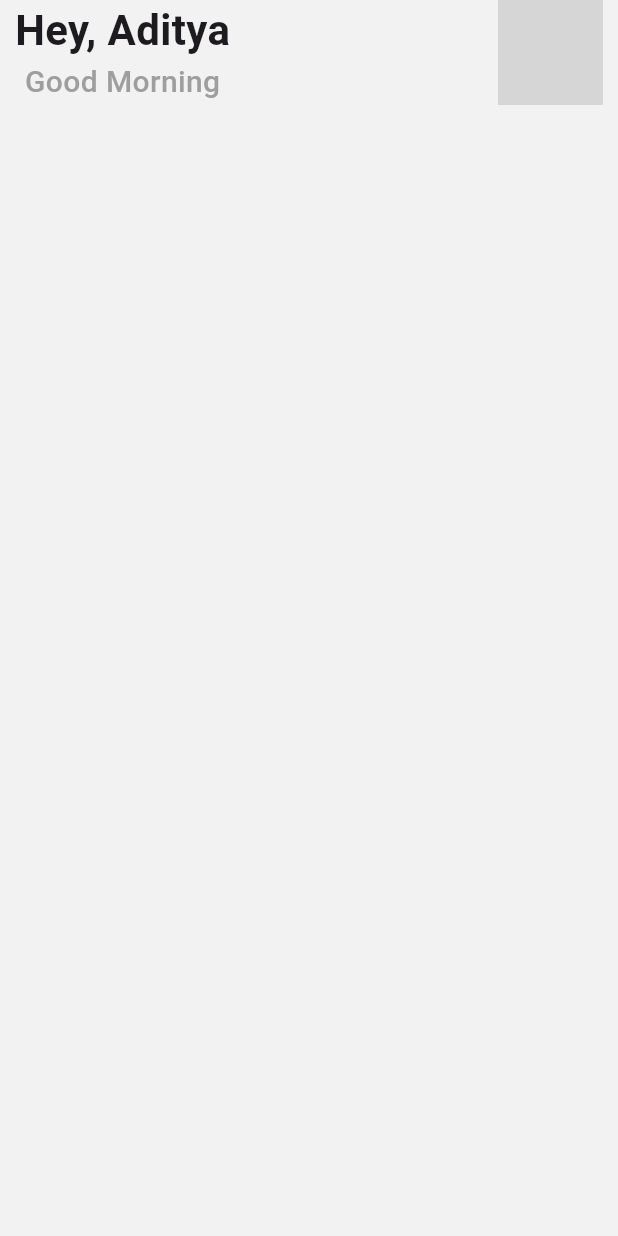
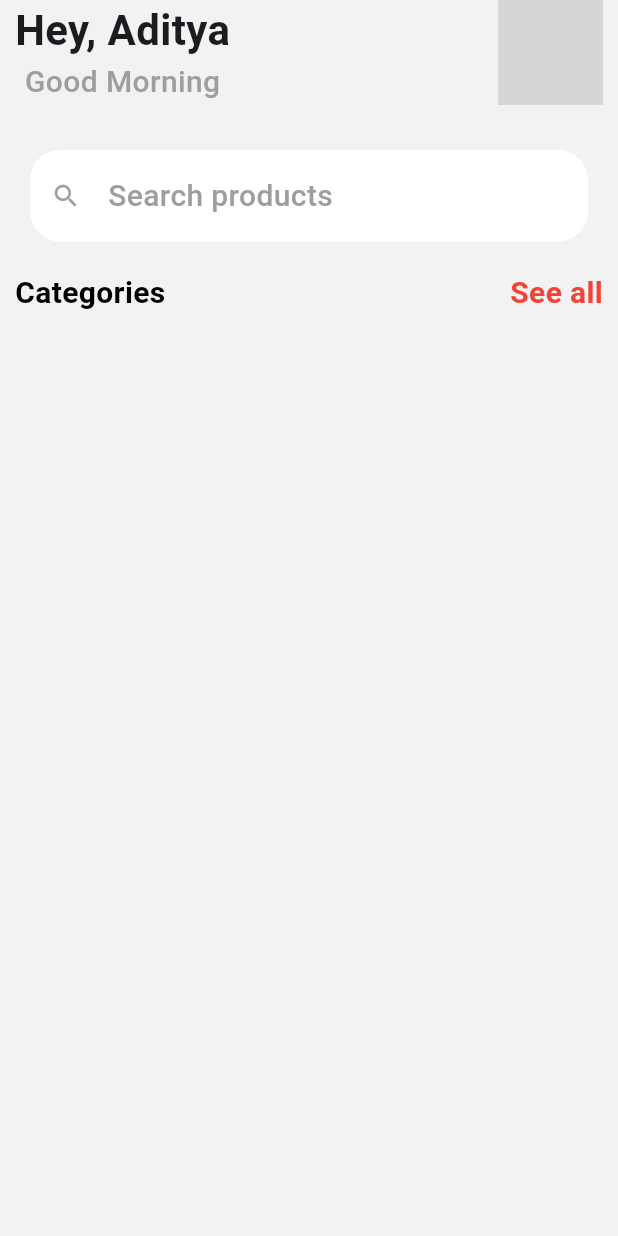
Before and after one commit to Aditya073/ecommerce_app, a Flutter app: the HomePage screen opened directly, on a phone screen of 412 x 824 dp. Run offline on Flutter 3.47's test engine with Material 3 defaults, Android fonts, the phone set to English and light mode, and no system bars; grey boxes are pictures that could not be loaded.

Commit message:
working on home page

```diff
--- a/lib/pages/home_page.dart
+++ b/lib/pages/home_page.dart
@@ -8,7 +8,9 @@ class HomePage extends StatelessWidget {
     return Scaffold(
       backgroundColor: Color(0xfff2f2f2),
       body: SafeArea(
-        child: Row(
+        child: Column(
+          children: [
+            Row(
               crossAxisAlignment: CrossAxisAlignment.start,
               mainAxisAlignment: MainAxisAlignment.spaceBetween,
               children: [
@@ -18,7 +20,10 @@ class HomePage extends StatelessWidget {
                     children: [
                       Text(
                         'Hey, Aditya',
-                    style: TextStyle(fontSize: 28, fontWeight: FontWeight.w600),
+                        style: TextStyle(
+                          fontSize: 28,
+                          fontWeight: FontWeight.w600,
+                        ),
                       ),
                       Text(
                         'Good Morning',
@@ -46,6 +51,62 @@ class HomePage extends StatelessWidget {
                 ),
               ],
             ),
+
+            Container(
+              margin: EdgeInsets.only(right: 20, left: 20, top: 30, bottom: 20),
+              decoration: BoxDecoration(
+                color: Colors.white,
+                borderRadius: BorderRadius.circular(20),
+              ),
+              child: TextField(
+                decoration: InputDecoration(
+                  border: OutlineInputBorder(borderSide: BorderSide.none),
+                  prefixIcon: Icon(
+                    Icons.search,
+                    color: Colors.grey,
+                    size: 20,
+                    fontWeight: FontWeight.w500,
+                  ),
+                  hint: Text(
+                    'Search products',
+                    style: TextStyle(
+                      color: Colors.grey,
+                      fontSize: 20,
+                      fontWeight: FontWeight.w500,
+                    ),
+                  ),
+                ),
+              ),
+            ),
+
+            Padding(
+              padding: const EdgeInsets.only(left: 10, right: 10),
+              child: Row(
+                crossAxisAlignment: CrossAxisAlignment.start,
+                mainAxisAlignment: MainAxisAlignment.spaceBetween,
+                children: [
+                  Text(
+                    'Categories',
+                    style: TextStyle(
+                      fontWeight: FontWeight.w600,
+                      color: Colors.black,
+                      fontSize: 20,
+                    ),
+                  ),
+
+                  Text(
+                    'See all',
+                    style: TextStyle(
+                      fontWeight: FontWeight.w600,
+                      color: Colors.red,
+                      fontSize: 20,
+                    ),
+                  ),
+                ],
+              ),
+            ),
+          ],
+        ),
       ),
     );
   }
```
Lines whose indentation alone changed are shown as unchanged.
